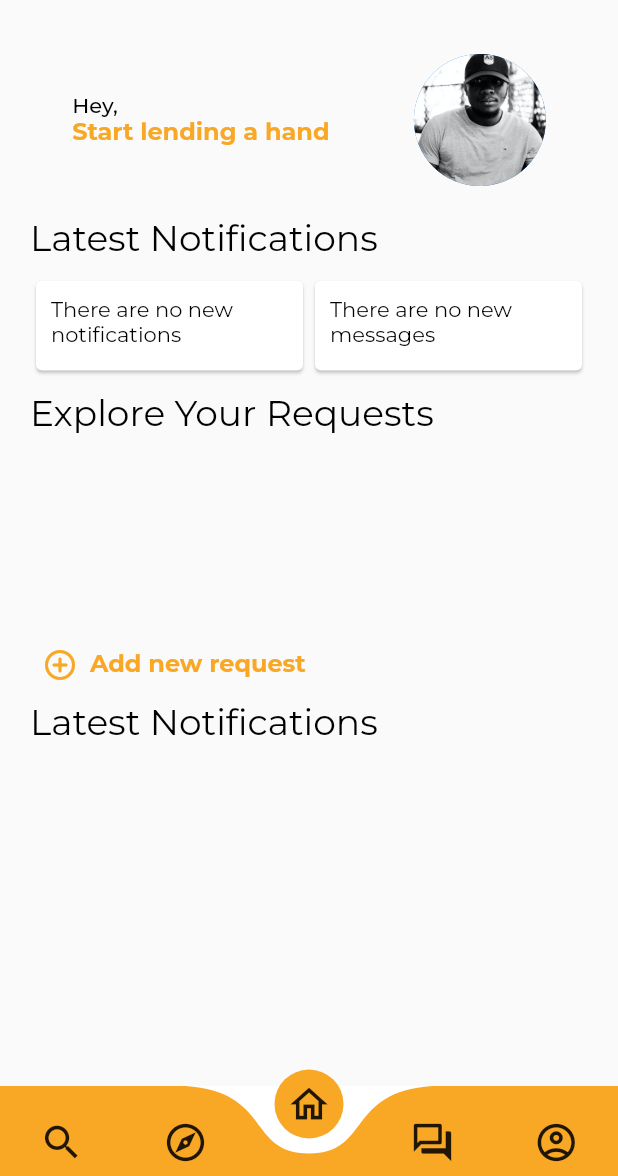
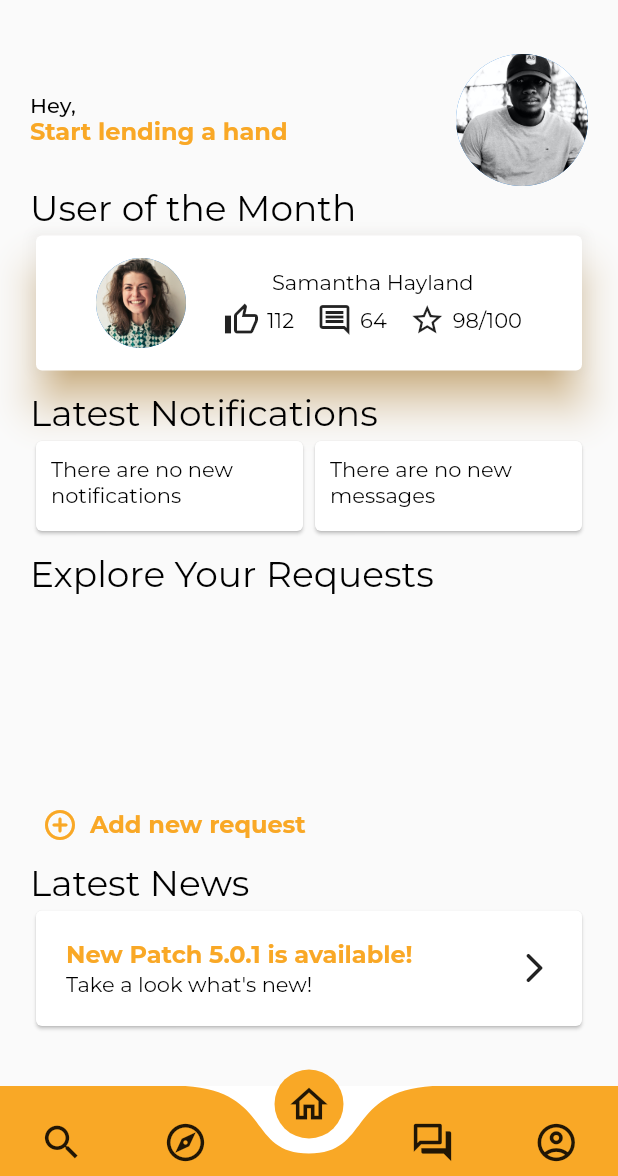
Before and after one commit to jtrznadel/social_ease, a Flutter app: the screen it shows once a user with an empty profile is signed in, on a phone screen of 412 x 824 dp, the part 60-1236 px from its top. Run offline on Flutter 3.47's test engine with Material 2 defaults, Android fonts, the phone set to English and light mode, and no system bars; drawn by our look-alikes of curved_navigation_bar; our stand-ins replace anim_search_bar, awesome_notifications, cloud_firestore, firebase_auth, firebase_core, flutter_otp_text_field and 5 more; accounts and stored records are empty.

Commit message:
Dashboard's UI Updated

```diff
--- a/lib/features/core/screens/dashboard/dashboard_screen.dart
+++ b/lib/features/core/screens/dashboard/dashboard_screen.dart
@@ -1,13 +1,12 @@
 import 'package:flutter/material.dart';
 import 'package:get/get.dart';
-import 'package:google_fonts/google_fonts.dart';
-import 'package:social_ease/constants/colors.dart';
 import 'package:social_ease/constants/sizes.dart';
 import 'package:social_ease/features/core/controllers/user_profile_controller.dart';
-import 'package:social_ease/features/core/screens/dashboard/request_create_screen.dart';
 import 'package:social_ease/features/core/screens/dashboard/widgets/explore_requests_widget.dart';
-
-import '../../../../constants/image_strings.dart';
+import 'package:social_ease/features/core/screens/dashboard/widgets/greetings_widget.dart';
+import 'package:social_ease/features/core/screens/dashboard/widgets/latest_news_widget.dart';
+import 'package:social_ease/features/core/screens/dashboard/widgets/latest_notifications_widget.dart';
+import 'package:social_ease/features/core/screens/dashboard/widgets/user_of_the_month_widget.dart';
 
 class DashboardScreen extends StatelessWidget {
   const DashboardScreen({Key? key}) : super(key: key);
@@ -15,7 +14,6 @@ class DashboardScreen extends StatelessWidget {
   @override
   Widget build(BuildContext context) {
     final controller = Get.put(UserProfileController());
-    final txtTheme = Theme.of(context).textTheme;
     return Container(
       padding: const EdgeInsets.all(tDashboardPadding),
       child: SingleChildScrollView(
@@ -31,97 +29,20 @@ class DashboardScreen extends StatelessWidget {
                   return Text('Error: ${snapshot.error}');
                 } else {
                   final nameDisplayed = snapshot.data;
-                  return Row(
-                    mainAxisAlignment: MainAxisAlignment.spaceAround,
-                    children: [
-                      Column(
-                        crossAxisAlignment: CrossAxisAlignment.start,
-                        children: [
-                          Text(
-                            "Hey, $nameDisplayed",
-                            style: txtTheme.bodyLarge,
-                          ),
-                          Text(
-                            "Start lending a hand",
-                            style: txtTheme.titleMedium,
-                          ),
-                        ],
-                      ),
-                      const SizedBox(
-                        height: 88,
-                        width: 88,
-                        child: CircleAvatar(
-                          backgroundImage: AssetImage(tProfileAvatar),
-                        ),
-                      ),
-                    ],
-                  );
+                  return GreetingsWidget(nameDisplayed: nameDisplayed);
                 }
               },
             ),
-            const SizedBox(
-              height: tDashboardPadding,
-            ),
-            Text(
-              "Latest Notifications",
-              style: GoogleFonts.montserrat(color: tSecondaryColor, fontSize: 24.0),
-            ),
+            const UserOfTheMonthWidget(),
             const SizedBox(
               height: tDashboardPadding - 10,
             ),
-            Row(
-              children: [
-                Flexible(
-                  child: Card(
-                    child: Container(
-                      margin: const EdgeInsets.only(right: 10),
-                      padding: const EdgeInsets.all(10),
-                      height: 60,
-                      child: Text(
-                        "There are no new notifications",
-                        style: txtTheme.bodyMedium,
-                        maxLines: 2,
-                        overflow: TextOverflow.ellipsis,
-                      ),
-                    ),
-                  ),
-                ),
-                Flexible(
-                  child: Card(
-                    child: Container(
-                      margin: const EdgeInsets.only(right: 10),
-                      padding: const EdgeInsets.all(10),
-                      height: 60,
-                      child: Text(
-                        "There are no new messages",
-                        style: txtTheme.bodyMedium,
-                        maxLines: 2,
-                        overflow: TextOverflow.ellipsis,
-                      ),
-                    ),
-                  ),
-                ),
-              ],
-            ),
+            const LatestNotificationsWidget(),
             const SizedBox(
-              height: 10,
+              height: tDashboardPadding - 10,
             ),
             const ExploreRequestsWidget(),
-            TextButton.icon(
-              onPressed: () => Get.to(const RequestCreateScreen()),
-              icon: const Icon(
-                Icons.add_circle_outline_rounded,
-                color: tPrimaryColor,
-              ),
-              label: Text(
-                "Add new request",
-                style: Theme.of(context).textTheme.titleMedium,
-              ),
-            ),
-            Text(
-              "Latest Notifications",
-              style: GoogleFonts.montserrat(color: tSecondaryColor, fontSize: 24.0),
-            ),
+            const LatestNewsWidget()
           ],
         ),
       ),
--- a/lib/features/core/screens/dashboard/widgets/explore_requests_widget.dart
+++ b/lib/features/core/screens/dashboard/widgets/explore_requests_widget.dart
@@ -6,6 +6,7 @@ import 'package:social_ease/features/core/controllers/request_controller.dart';
 import 'package:social_ease/models/request_model.dart';
 
 import '../../../../../constants/colors.dart';
+import '../request_create_screen.dart';
 
 class ExploreRequestsWidget extends StatelessWidget {
   const ExploreRequestsWidget({
@@ -83,7 +84,18 @@ class ExploreRequestsWidget extends StatelessWidget {
             }
           },
         ),
-      )
+      ),
+      TextButton.icon(
+        onPressed: () => Get.to(const RequestCreateScreen()),
+        icon: const Icon(
+          Icons.add_circle_outline_rounded,
+          color: tPrimaryColor,
+        ),
+        label: Text(
+          "Add new request",
+          style: Theme.of(context).textTheme.titleMedium,
+        ),
+      ),
     ]);
   }
 }
--- /dev/null
+++ b/lib/features/core/screens/dashboard/widgets/greetings_widget.dart
@@ -0,0 +1,42 @@
+import 'package:flutter/material.dart';
+
+import '../../../../../constants/image_strings.dart';
+
+class GreetingsWidget extends StatelessWidget {
+  const GreetingsWidget({
+    super.key,
+    required this.nameDisplayed,
+  });
+
+  final String? nameDisplayed;
+
+  @override
+  Widget build(BuildContext context) {
+    final txtTheme = Theme.of(context).textTheme;
+    return Row(
+      mainAxisAlignment: MainAxisAlignment.spaceBetween,
+      children: [
+        Column(
+          crossAxisAlignment: CrossAxisAlignment.start,
+          children: [
+            Text(
+              "Hey, $nameDisplayed",
+              style: txtTheme.bodyLarge,
+            ),
+            Text(
+              "Start lending a hand",
+              style: txtTheme.titleMedium,
+            ),
+          ],
+        ),
+        const SizedBox(
+          height: 88,
+          width: 88,
+          child: CircleAvatar(
+            backgroundImage: AssetImage(tProfileAvatar),
+          ),
+        ),
+      ],
+    );
+  }
+}
--- /dev/null
+++ b/lib/features/core/screens/dashboard/widgets/latest_news_widget.dart
@@ -0,0 +1,41 @@
+import 'package:flutter/material.dart';
+import 'package:google_fonts/google_fonts.dart';
+import 'package:social_ease/constants/sizes.dart';
+
+import '../../../../../constants/colors.dart';
+
+class LatestNewsWidget extends StatelessWidget {
+  const LatestNewsWidget({super.key});
+
+  @override
+  Widget build(BuildContext context) {
+    return Column(
+      crossAxisAlignment: CrossAxisAlignment.start,
+      children: [
+        Text(
+          "Latest News",
+          style: GoogleFonts.montserrat(color: tSecondaryColor, fontSize: 24.0),
+        ),
+        Card(
+          child: Container(
+            width: double.infinity,
+            padding: const EdgeInsets.all(tDashboardPadding),
+            child: Row(
+              mainAxisAlignment: MainAxisAlignment.spaceBetween,
+              children: [
+                Column(crossAxisAlignment: CrossAxisAlignment.start, children: [
+                  Text(
+                    "New Patch 5.0.1 is available!",
+                    style: Theme.of(context).textTheme.titleMedium,
+                  ),
+                  const Text("Take a look what's new!")
+                ]),
+                const Icon(Icons.arrow_forward_ios_rounded)
+              ],
+            ),
+          ),
+        )
+      ],
+    );
+  }
+}
--- /dev/null
+++ b/lib/features/core/screens/dashboard/widgets/latest_notifications_widget.dart
@@ -0,0 +1,58 @@
+import 'package:flutter/material.dart';
+import 'package:google_fonts/google_fonts.dart';
+
+import '../../../../../constants/colors.dart';
+
+class LatestNotificationsWidget extends StatelessWidget {
+  const LatestNotificationsWidget({
+    super.key,
+  });
+
+  @override
+  Widget build(BuildContext context) {
+    final txtTheme = Theme.of(context).textTheme;
+    return Column(
+      crossAxisAlignment: CrossAxisAlignment.start,
+      children: [
+        Text(
+          "Latest Notifications",
+          style: GoogleFonts.montserrat(color: tSecondaryColor, fontSize: 24.0),
+        ),
+        Row(
+          children: [
+            Flexible(
+              child: Card(
+                child: Container(
+                  margin: const EdgeInsets.only(right: 10),
+                  padding: const EdgeInsets.all(10),
+                  height: 60,
+                  child: Text(
+                    "There are no new notifications",
+                    style: txtTheme.bodyMedium,
+                    maxLines: 2,
+                    overflow: TextOverflow.ellipsis,
+                  ),
+                ),
+              ),
+            ),
+            Flexible(
+              child: Card(
+                child: Container(
+                  margin: const EdgeInsets.only(right: 10),
+                  padding: const EdgeInsets.all(10),
+                  height: 60,
+                  child: Text(
+                    "There are no new messages",
+                    style: txtTheme.bodyMedium,
+                    maxLines: 2,
+                    overflow: TextOverflow.ellipsis,
+                  ),
+                ),
+              ),
+            ),
+          ],
+        ),
+      ],
+    );
+  }
+}
--- /dev/null
+++ b/lib/features/core/screens/dashboard/widgets/user_of_the_month_widget.dart
@@ -0,0 +1,87 @@
+import 'package:flutter/material.dart';
+import 'package:google_fonts/google_fonts.dart';
+
+import '../../../../../constants/colors.dart';
+import '../../../../../constants/image_strings.dart';
+import '../../../../../constants/sizes.dart';
+
+class UserOfTheMonthWidget extends StatelessWidget {
+  const UserOfTheMonthWidget({
+    super.key,
+  });
+
+  @override
+  Widget build(BuildContext context) {
+    return Column(
+      crossAxisAlignment: CrossAxisAlignment.start,
+      children: [
+        Text(
+          "User of the Month",
+          style: GoogleFonts.montserrat(color: tSecondaryColor, fontSize: 24.0),
+        ),
+        Card(
+          shadowColor: tPrimaryColor,
+          elevation: 12,
+          child: Container(
+            padding: const EdgeInsets.all(tDashboardPadding - 10),
+            margin: const EdgeInsets.all(tDashboardPadding - 15),
+            child: const Row(mainAxisAlignment: MainAxisAlignment.spaceEvenly, children: [
+              SizedBox(
+                width: 60,
+                height: 60,
+                child: CircleAvatar(
+                  backgroundImage: AssetImage(tProfileAvatarR),
+                ),
+              ),
+              Column(
+                children: [
+                  Text('Samantha Hayland'),
+                  SizedBox(
+                    height: 5,
+                  ),
+                  Row(
+                    children: [
+                      Row(
+                        children: [
+                          Icon(Icons.thumb_up_alt_outlined),
+                          SizedBox(
+                            width: 5,
+                          ),
+                          Text('112')
+                        ],
+                      ),
+                      SizedBox(
+                        width: 15,
+                      ),
+                      Row(
+                        children: [
+                          Icon(Icons.comment_outlined),
+                          SizedBox(
+                            width: 5,
+                          ),
+                          Text('64')
+                        ],
+                      ),
+                      SizedBox(
+                        width: 15,
+                      ),
+                      Row(
+                        children: [
+                          Icon(Icons.star_border),
+                          SizedBox(
+                            width: 5,
+                          ),
+                          Text('98/100')
+                        ],
+                      ),
+                    ],
+                  )
+                ],
+              )
+            ]),
+          ),
+        ),
+      ],
+    );
+  }
+}
--- a/lib/features/core/screens/search/search_screen.dart
+++ b/lib/features/core/screens/search/search_screen.dart
@@ -37,8 +37,7 @@ class _SearchScreenState extends State<SearchScreen> {
   @override
   Widget build(BuildContext context) {
     final controller = TextEditingController();
-    return Scaffold(
-      body: Container(
+    return Container(
       padding: const EdgeInsets.all(tDashboardPadding),
       width: double.infinity,
       height: double.infinity,
@@ -73,7 +72,6 @@ class _SearchScreenState extends State<SearchScreen> {
             ),
           ),
         ],
-        ),
       ),
     );
   }
```
Also changed, not shown: lib/constants/image_strings.dart (+7 -0 lines), lib/features/core/screens/message_center/message_center_screen.dart (+60 -2 lines), assets/images/avatar/avatar_image_r.jpg (added), assets/images/avatar/avatar_image_r1.jpg (added), assets/images/avatar/avatar_image_r3.jpg (added), assets/images/avatar/avatar_image_r4.jpg (added), assets/images/avatar/avatar_image_r5.jpg (added), 2 other files. Lines whose indentation alone changed are shown as unchanged.
